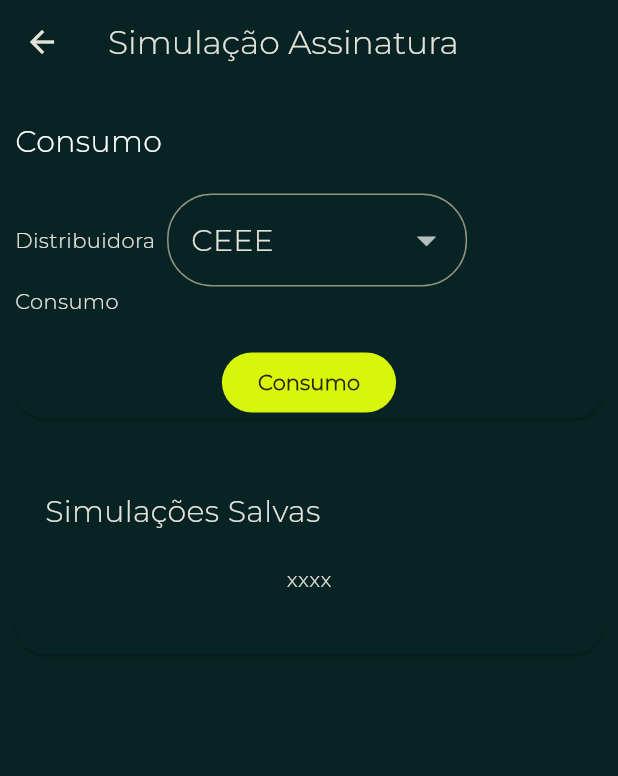
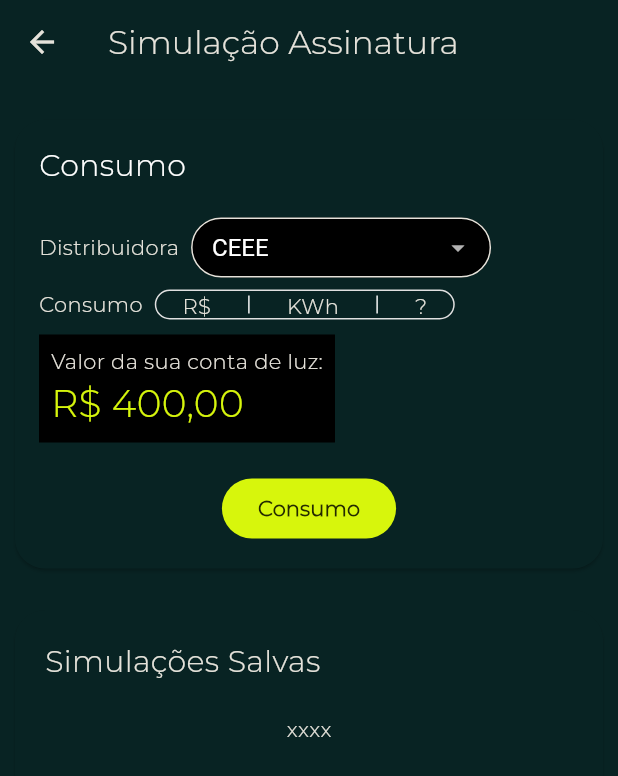
Before and after one commit to chrnotag/volters-main, a Flutter app: the Tela03AssiSim1 screen opened directly, on a phone screen of 412 x 824 dp. Shown: the top 776 px of the screen. Run offline on Flutter 3.47's test engine with Material 2 defaults, Android fonts, the phone set to English and light mode, and no system bars; our stand-ins replace easy_localization, firebase_core; missing offline and left inert: firebase_ui_auth, firebase_ui_oauth_google; accounts and stored records are empty; project files that could hold a hidden picture were left out.

Commit message:
Tela 03 terminada

```diff
--- a/lib/screens/tela03_assi_sim1.dart
+++ b/lib/screens/tela03_assi_sim1.dart
@@ -1,5 +1,6 @@
 import 'package:flutter/material.dart';
 import 'package:provider/provider.dart';
+import 'package:volters/tema.dart';
 import 'package:volters/visao_usuario.dart';
 import 'package:volters/uteis/locale_keys.g.dart';
 import 'package:easy_localization/easy_localization.dart';
@@ -42,6 +43,7 @@ class _Tela03AssiSim1State extends State<Tela03AssiSim1> {
 
 class CardConsumo extends StatefulWidget {
   String nameValue;
+
   CardConsumo({Key? key, required this.nameValue}) : super(key: key);
 
   @override
@@ -51,50 +53,52 @@ class CardConsumo extends StatefulWidget {
 class _CardConsumoState extends State<CardConsumo> {
   @override
   Widget build(BuildContext context) {
-    return  Card(
+    return Card(
+      child: Padding(
+        padding: const EdgeInsets.all(16),
         child: Column(
+          crossAxisAlignment: CrossAxisAlignment.start,
           children: [
             Row(
               mainAxisAlignment: MainAxisAlignment.spaceBetween,
               children: [
                 const Text(
                   LocaleKeys.assine_aqui2,
-                style:
-                TextStyle(fontSize: 20, color: Colors.white),
+                  style: TextStyle(fontSize: 20, color: Colors.white),
                 ).tr(),
               ],
             ),
             const SizedBox(height: 20),
-          Row(
-              mainAxisAlignment: MainAxisAlignment.start,
-              children: [
+            Row(mainAxisAlignment: MainAxisAlignment.start, children: [
               Text(LocaleKeys.assine_aqui).tr(),
               SizedBox(
                 width: 8,
               ),
               SizedBox(
                 width: 200,
+                height: 40,
                 child: DropdownButtonFormField(
                     alignment: Alignment.center,
                     dropdownColor: Colors.black,
-                      iconSize: 30,
+                    iconSize: 20,
+                    focusColor: TemaVolters.cores.primary,
+                    menuMaxHeight: 200,
                     isExpanded: true,
+                    style: TextStyle(fontSize: 16, color: Colors.white),
                     decoration: InputDecoration(
-                          border: OutlineInputBorder(borderRadius: BorderRadius.circular(30))
-                      ),
+                        fillColor: Colors.black,
+                        filled: true,
+                        contentPadding: const EdgeInsets.only(left: 10),
+                        border: OutlineInputBorder(
+                            borderRadius: BorderRadius.circular(30))),
                     value: widget.nameValue,
                     borderRadius: BorderRadius.circular(30),
-                      items: <String>[
-                        'CEEE',
-                        'Light',
-                        'Eletrobrás'
-                      ].map<DropdownMenuItem<String>>(
-                              (String value) {
+                    items: <String>['CEEE', 'Light', 'Eletrobrás']
+                        .map<DropdownMenuItem<String>>((String value) {
                       return DropdownMenuItem(
                         value: value,
                         child: Text(
                           value,
-                                style: TextStyle(fontSize: 20),
                         ),
                       );
                     }).toList(),
@@ -105,24 +109,73 @@ class _CardConsumoState extends State<CardConsumo> {
                     }),
               )
             ]),
-          Row(
-              mainAxisAlignment: MainAxisAlignment.start,
+            Padding(
+              padding: const EdgeInsets.only(top: 8.0),
+              child: Row(mainAxisAlignment: MainAxisAlignment.start, children: [
+                Text(LocaleKeys.assine_aqui2).tr(),
+                SizedBox(
+                  width: 8,
+                ),
+                Container(
+                  decoration: BoxDecoration(
+                    borderRadius: BorderRadius.circular(50),
+                    border: Border.all(width: 1, color: Colors.grey.shade300),
+                    shape: BoxShape.rectangle,
+                  ),
+                  width: 200,
+                  height: 20,
+                  child: Row(
+                    mainAxisAlignment: MainAxisAlignment.spaceEvenly,
                     children: [
-                Text(LocaleKeys.assine_aqui2).tr(),
+                      Text('R\$'),
+                      Padding(
+                        padding: const EdgeInsets.symmetric(vertical: 3.0),
+                        child: VerticalDivider(
+                            color: Colors.grey.shade100, thickness: 1),
+                      ),
+                      Text('KWh'),
+                      Padding(
+                        padding: const EdgeInsets.symmetric(vertical: 3.0),
+                        child: VerticalDivider(
+                            color: Colors.grey.shade100, thickness: 1),
+                      ),
+                      Text('?')
+                    ],
+                  ),
+                )
               ]),
+            ),
+            Padding(
+              padding: const EdgeInsets.only(top: 10),
+              child: Container(
+                color: Colors.black,
+                child: Padding(
+                  padding: const EdgeInsets.all(8.0),
+                  child: Column(
+                    crossAxisAlignment: CrossAxisAlignment.start,
+                    children: [
+                      Text('Valor da sua conta de luz:'),
+                      Text(
+                        'R\$ 400,00',
+                        style: TextStyle(fontSize: 25, color: TemaVolters.cores.primary),
+                      ),
+                    ],
+                  ),
+                ),
+              ),
+            ),
             const SizedBox(height: 20),
             Row(
               mainAxisAlignment: MainAxisAlignment.center,
               children: [
                 FilledButton(
-                style: FilledButton.styleFrom(
-                    minimumSize: const Size(110, 40)),
+                  style:
+                      FilledButton.styleFrom(minimumSize: const Size(110, 40)),
                   onPressed: () {
                     Navigator.push(
                         context,
                         MaterialPageRoute(
-                          builder: (context) =>
-                          const Tela04AssiSim2()));
+                            builder: (context) => const Tela04AssiSim2()));
                   },
                   child: Text(LocaleKeys.simule_desconto_2,
                           textAlign: TextAlign.center)
@@ -132,11 +185,10 @@ class _CardConsumoState extends State<CardConsumo> {
             ),
           ],
         ),
+      ),
     );
   }
 }
-
-
 
 //segundo card da tela 1
 
@@ -178,5 +230,4 @@ class _Card02State extends State<Card02> {
   }
 }
 
-
 //TODO FAZER BOTÃO
```
Lines whose indentation alone changed are shown as unchanged.
